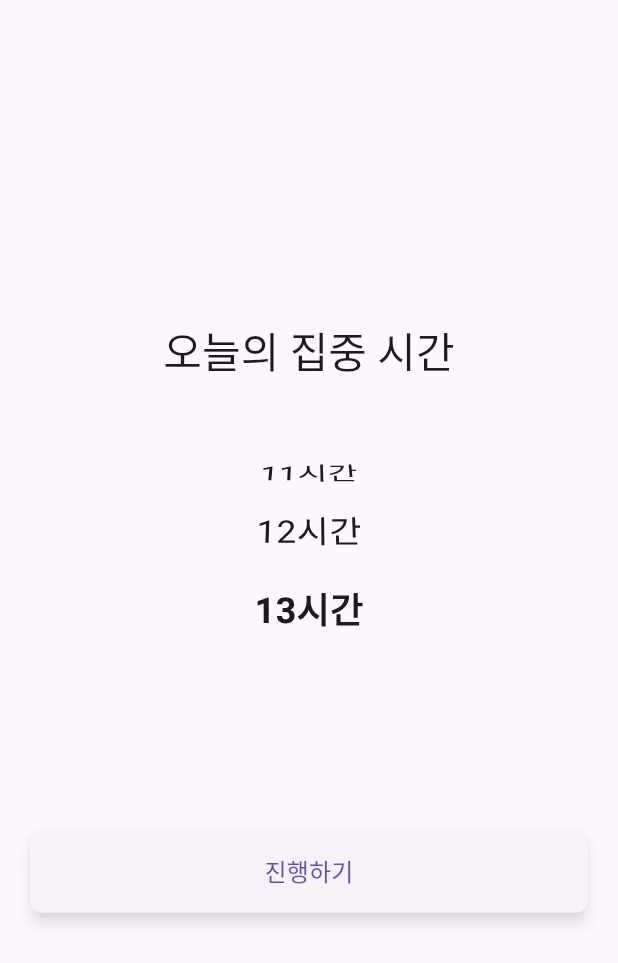
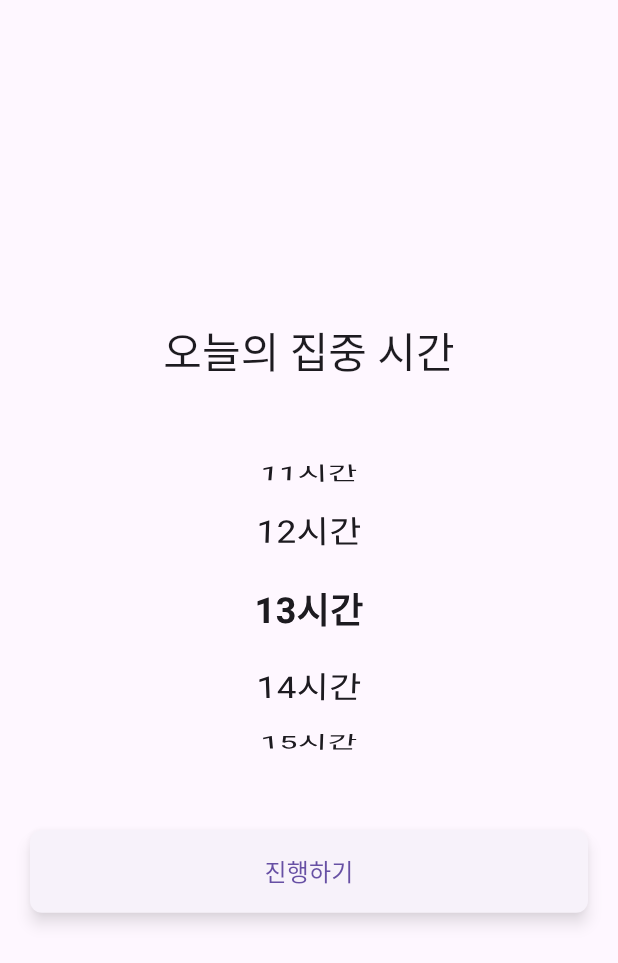
Before and after one commit to indianaPoly/frontend-beatburn, a Flutter app: the screen it shows after launch, scrolled down 576 dp, on a phone screen of 412 x 824 dp. Shown: the top 963 px of the screen. Run offline on Flutter 3.47's test engine with Material 3 defaults, Android fonts, the light colour scheme and no system bars.

Commit message:
update: 초기 시간을 1시간으로 선택 및 최대 시간 16시간으로 변경

```diff
--- a/lib/screen/time_selection_screen.dart
+++ b/lib/screen/time_selection_screen.dart
@@ -10,8 +10,8 @@ class TimeSelectionScreen extends StatefulWidget {
 }
 
 class _TimeSelectionScreenState extends State<TimeSelectionScreen> {
-  int selectedHours = 4;
-  final List<int> hours = List.generate(13, (i) => i + 1); // 1-13시간
+  int selectedHours = 1;
+  final List<int> hours = List.generate(16, (i) => i + 1); // 1-13시간
 
   @override
   Widget build(BuildContext context) {
```
